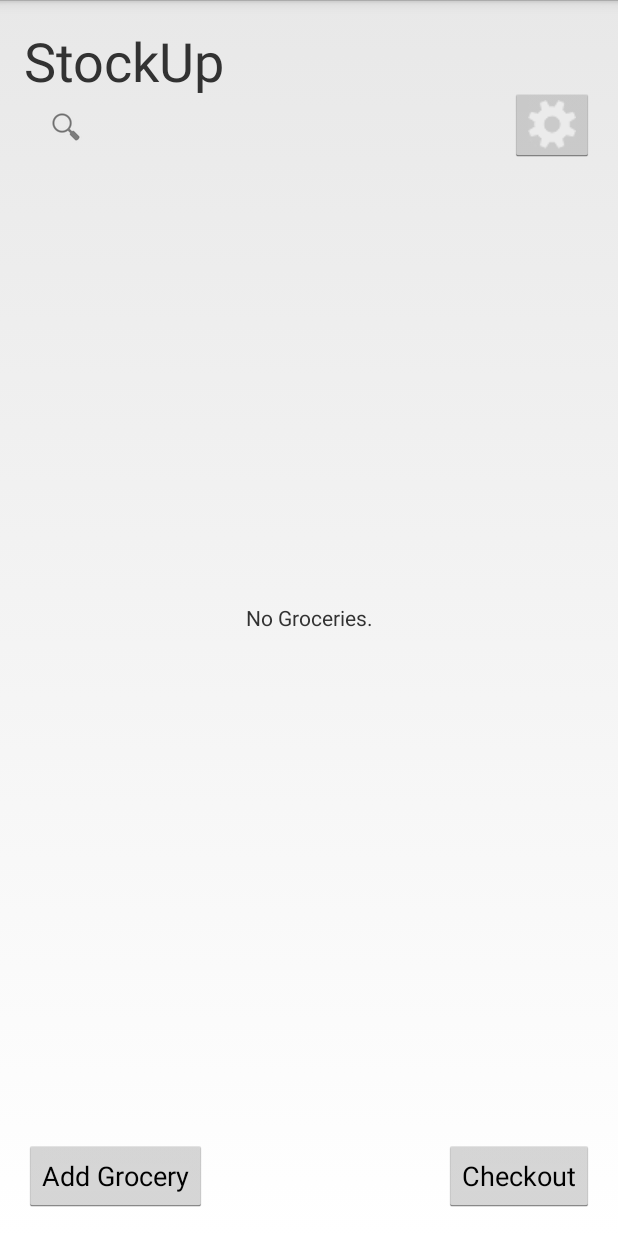
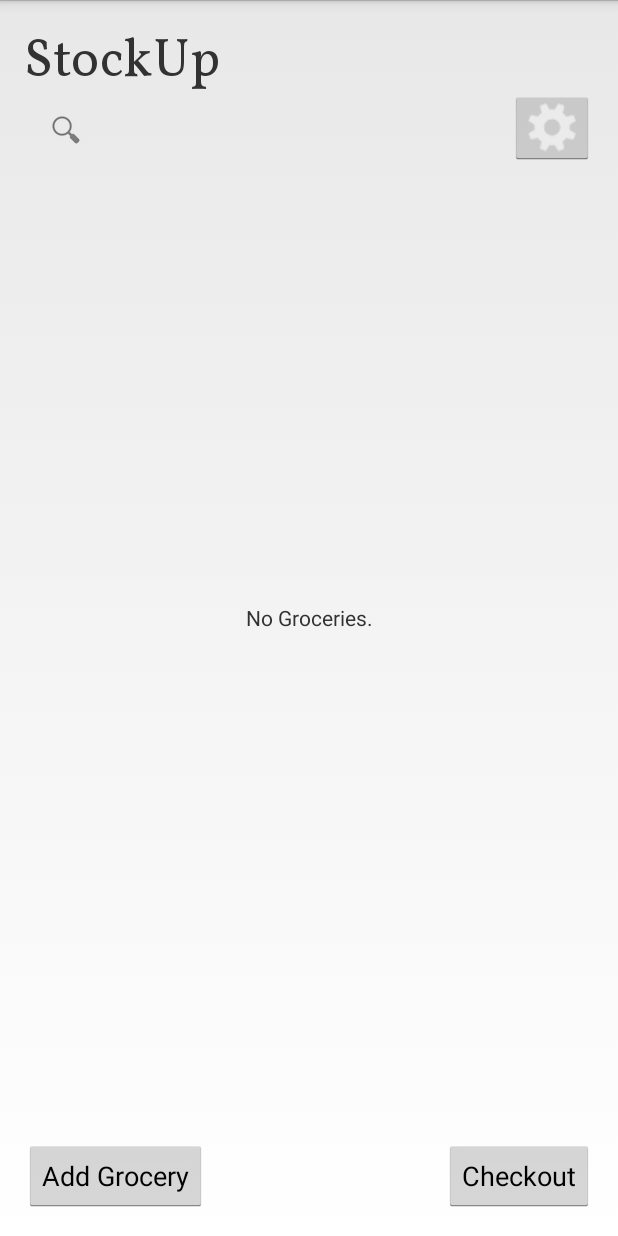
Before and after one commit to panicstevenson/StockUp, an Android app: the screen it shows after launch (ViewGroceriesActivity), after a tap on "Checkout", on a phone screen of 412 x 824 dp. Run offline under Robolectric (Android 15) with nearby library versions, the phone set to English and light mode, and no system bars.

Commit message:
Font implementation
Allows font use later

```diff
--- a/app/src/main/java/citris/stockup/adapters/GroceryListAdapter.java
+++ b/app/src/main/java/citris/stockup/adapters/GroceryListAdapter.java
@@ -61,6 +61,8 @@ public class GroceryListAdapter extends BaseAdapter{
     }
 
     public void forceReload() {
+        storedGroceries.clear();
+        this.storedGroceries.addAll(groceries);
         notifyDataSetChanged();
     }
 
@@ -80,7 +82,7 @@ public class GroceryListAdapter extends BaseAdapter{
             }
         }
         groceries.removeAll(checkoutGroceries);
-        notifyDataSetChanged();
+        forceReload();
         return completedIds.toArray(new Long[]{});
     }
 
--- a/app/src/main/java/citris/stockup/grocerylist/AddGroceryActivity.java
+++ b/app/src/main/java/citris/stockup/grocerylist/AddGroceryActivity.java
@@ -3,6 +3,7 @@ package citris.stockup.grocerylist;
 import android.app.AlertDialog;
 import android.content.DialogInterface;
 import android.content.Intent;
+import android.graphics.Typeface;
 import android.location.Address;
 import android.os.Bundle;
 import android.text.Editable;
@@ -36,6 +37,8 @@ public class AddGroceryActivity extends GroceryListActivity {
         setContentView(R.layout.add_grocery);
         setViews();
         getActionBar().hide();
+        Typeface tf = Typeface.createFromAsset(getAssets(), "fonts/Vollkorn-Regular.ttf");
+        addButton.setTypeface(tf);
     }
 
     private void addGrocery() {
--- a/app/src/main/java/citris/stockup/grocerylist/ViewGroceriesActivity.java
+++ b/app/src/main/java/citris/stockup/grocerylist/ViewGroceriesActivity.java
@@ -1,23 +1,18 @@
 package citris.stockup.grocerylist;
 
-import android.app.ActionBar;
 import android.app.ListActivity;
 import android.app.SearchManager;
 import android.content.Context;
 import android.content.Intent;
+import android.graphics.Typeface;
 import android.os.Bundle;
-import android.text.Editable;
-import android.text.TextWatcher;
 import android.view.Menu;
 import android.view.MenuItem;
 import android.view.View;
 import android.widget.Button;
-import android.widget.EditText;
 import android.widget.ListView;
 import android.widget.SearchView;
-
-import java.util.ArrayList;
-import java.util.List;
+import android.widget.TextView;
 
 import citris.stockup.R;
 import citris.stockup.adapters.GroceryListAdapter;
@@ -31,12 +26,15 @@ public class ViewGroceriesActivity extends ListActivity implements SearchView.On
     private GroceryListAdapter adapter;
     private Button checkoutButton;
     private SearchView searchView;
+    private TextView textview;
 
     @Override
     protected void onCreate(Bundle savedInstanceState) {
         super.onCreate(savedInstanceState);
         setContentView(R.layout.activity_list_view);
         setViews();
+        Typeface tf = Typeface.createFromAsset(getAssets(), "fonts/Vollkorn-Regular.ttf");
+        textview.setTypeface(tf);
 
         getActionBar().hide();
 
@@ -77,6 +75,7 @@ public class ViewGroceriesActivity extends ListActivity implements SearchView.On
     private void setViews() {
         addButton = (Button)findViewById(R.id.add_grocery);
         checkoutButton = (Button)findViewById(R.id.checkout);
+        textview = (TextView)findViewById(R.id.grocery_list);
         addButton.setOnClickListener(new View.OnClickListener() {
             @Override
             public void onClick(View v) {
--- a/app/src/main/java/citris/stockup/views/GroceryListItem.java
+++ b/app/src/main/java/citris/stockup/views/GroceryListItem.java
@@ -37,6 +37,6 @@ public class GroceryListItem extends LinearLayout {
         this.grocery = grocery;
         checkbox.setText(grocery.getName());
         checkbox.setChecked(grocery.isComplete());
-        subtext.setText(grocery.getId()+"");
+        subtext.setText("ItemID: " + grocery.getId());
     }
 }
```
Also changed, not shown: app/src/main/assets/fonts/Vollkorn-Regular.ttf (added), 1 other file.
